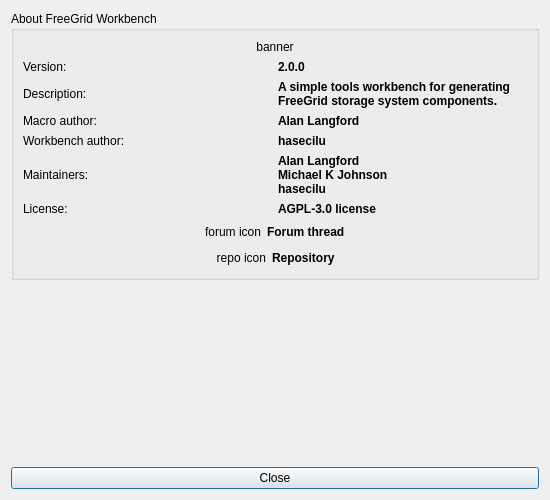
Before: the Qt Designer form freecad/freegrid/resources/ui/about.ui in instancezero/in3dca-freegrid, drawn with Qt 5.
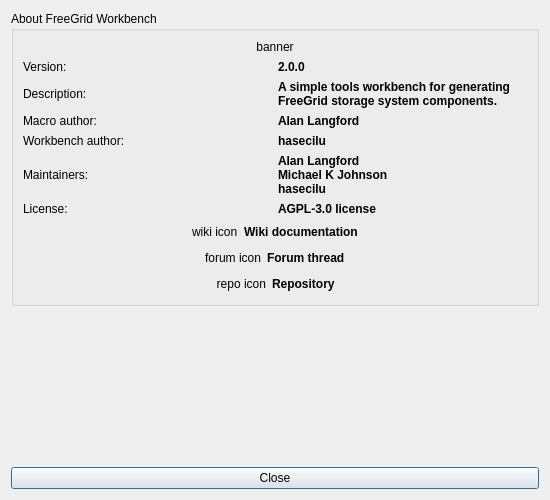
After: the same form once the commit is applied. Custom widgets are drawn as their Qt base class.

Commit message:
feat: add link to wiki documentation page
Also update repository URL

```diff
--- a/freecad/freegrid/resources/ui/about.ui
+++ b/freecad/freegrid/resources/ui/about.ui
@@ -226,6 +226,62 @@
         </item>
        </layout>
       </item>
+      <item>
+       <layout class="QHBoxLayout" name="horizontalLayout">
+        <property name="topMargin">
+         <number>0</number>
+        </property>
+        <item>
+         <spacer name="horizontalSpacer_5">
+          <property name="orientation">
+           <enum>Qt::Horizontal</enum>
+          </property>
+          <property name="sizeHint" stdset="0">
+           <size>
+            <width>40</width>
+            <height>20</height>
+           </size>
+          </property>
+         </spacer>
+        </item>
+        <item>
+         <widget class="QLabel" name="wiki_icon">
+          <property name="text">
+           <string notr="true">wiki icon</string>
+          </property>
+         </widget>
+        </item>
+        <item>
+         <widget class="Gui::UrlLabel" name="wiki">
+          <property name="font">
+           <font>
+            <weight>75</weight>
+            <bold>true</bold>
+           </font>
+          </property>
+          <property name="text">
+           <string>Wiki documentation</string>
+          </property>
+          <property name="url">
+           <string notr="true">https://wiki.freecad.org/FreeGrid_Workbench</string>
+          </property>
+         </widget>
+        </item>
+        <item>
+         <spacer name="horizontalSpacer_6">
+          <property name="orientation">
+           <enum>Qt::Horizontal</enum>
+          </property>
+          <property name="sizeHint" stdset="0">
+           <size>
+            <width>40</width>
+            <height>20</height>
+           </size>
+          </property>
+         </spacer>
+        </item>
+       </layout>
+      </item>
       <item>
        <layout class="QHBoxLayout" name="forum_horizontalLayout">
         <property name="topMargin">
```
Left out of the diff: 2 changed lines with no effect on the pictures. The commit also changes 3 other files.
